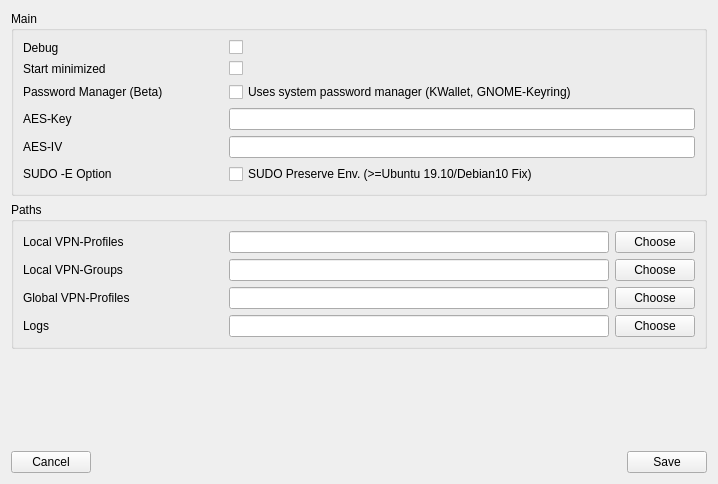
The window that openfortigui/vpnsetting.ui (theinvisible/openfortigui) describes before a commit, drawn with Qt 5.
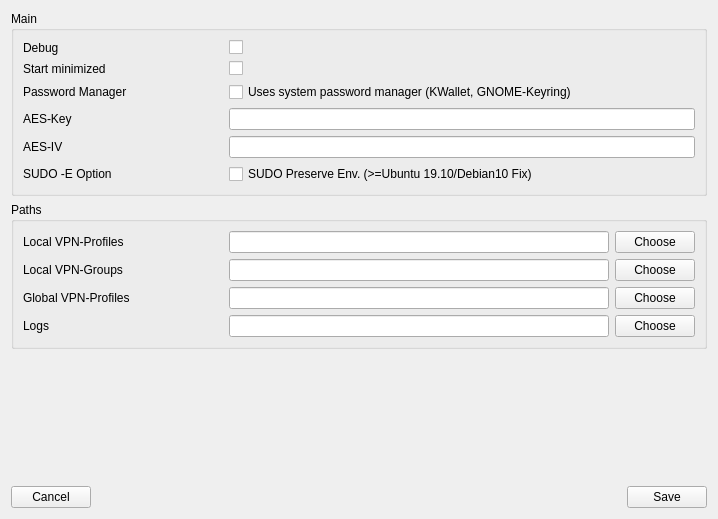
The same window after the commit.

Commit message: Password manager is stable now

```diff
--- a/openfortigui/vpnsetting.ui
+++ b/openfortigui/vpnsetting.ui
@@ -7,7 +7,7 @@
     <x>0</x>
     <y>0</y>
     <width>718</width>
-    <height>484</height>
+    <height>519</height>
    </rect>
   </property>
   <property name="windowTitle">
@@ -71,7 +71,7 @@
            </size>
           </property>
           <property name="text">
-           <string>Password Manager (Beta)</string>
+           <string>Password Manager</string>
           </property>
          </widget>
         </item>
```
The commit also changes 6 other files.
